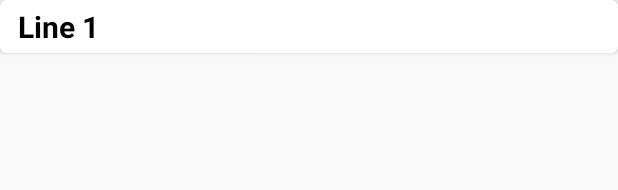
After one commit to Kihezo/ChefMeal2, an Android app: the layout search_result_item.xml on its own in the app's theme, with its tools: preview values and no code run, on a phone screen of 412 x 824 dp. The commit adds this screen. Shown: the top 190 px of the screen. Run offline under Robolectric (Android 15) with nearby library versions, the phone set to English and light mode, and no system bars.

Commit message:
Search Result success
Need get firebase data

```diff
--- a/app/src/main/AndroidManifest.xml
+++ b/app/src/main/AndroidManifest.xml
@@ -24,6 +24,7 @@
                 android:value=".HomePageActivity" />
         </activity>
         <activity android:name=".RecipesListActivity" />
+        <activity android:name=".SIResultActivity" />
     </application>
 
 </manifest>
--- a/app/src/main/java/chefmeal/chefmeal/FragmentDessert.java
+++ b/app/src/main/java/chefmeal/chefmeal/FragmentDessert.java
@@ -71,9 +71,9 @@ public class FragmentDessert extends Fragment {
     @Override
     public void onCreate(Bundle savedInstanceState) {
         super.onCreate(savedInstanceState);
-        setContentView(R.layout.fragment_fragment_dessert);
+        //setContentView(R.layout.fragment_fragment_dessert);
 
-        ListView listView = (ListView)findViewById(R.id.listView);
+        //ListView listView = (ListView)findViewById(R.id.listView);
 
     }
 
--- /dev/null
+++ b/app/src/main/res/layout/search_result_item.xml
@@ -0,0 +1,23 @@
+<?xml version="1.0" encoding="utf-8"?>
+<android.support.v7.widget.CardView xmlns:android="http://schemas.android.com/apk/res/android"
+    android:layout_width="match_parent"
+    android:layout_height="wrap_content"
+    xmlns:app="http://schemas.android.com/apk/res-auto"
+    app:cardCornerRadius="4dp">
+
+    <RelativeLayout
+        android:layout_width="match_parent"
+        android:layout_height="match_parent"
+        android:layout_margin="4dp">
+        <TextView
+            android:id="@+id/SIR_title"
+            android:layout_width="wrap_content"
+            android:layout_height="wrap_content"
+            android:text="Line 1"
+            android:textSize="20sp"
+            android:textStyle="bold"
+            android:textColor="@android:color/black"
+            android:layout_marginStart="8dp"/>
+    </RelativeLayout>
+
+</android.support.v7.widget.CardView>
```
Also changed, not shown: app/src/main/java/chefmeal/chefmeal/SIResultActivity.java (+24 -0 lines), app/src/main/java/chefmeal/chefmeal/SearchResultAdapter.java (added, +50 -0 lines), app/src/main/java/chefmeal/chefmeal/SearchResultItemActivity.java (added, +14 -0 lines), app/src/main/res/layout/activity_siresult.xml (+15 -0 lines).
